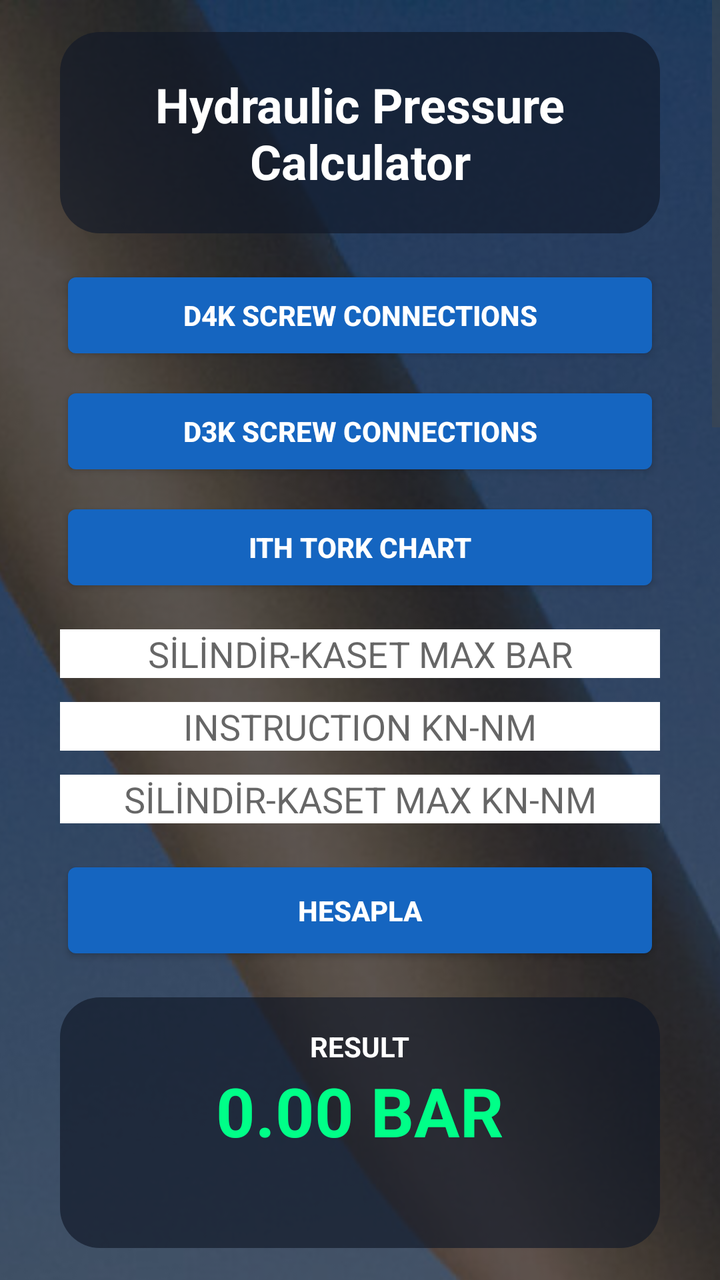
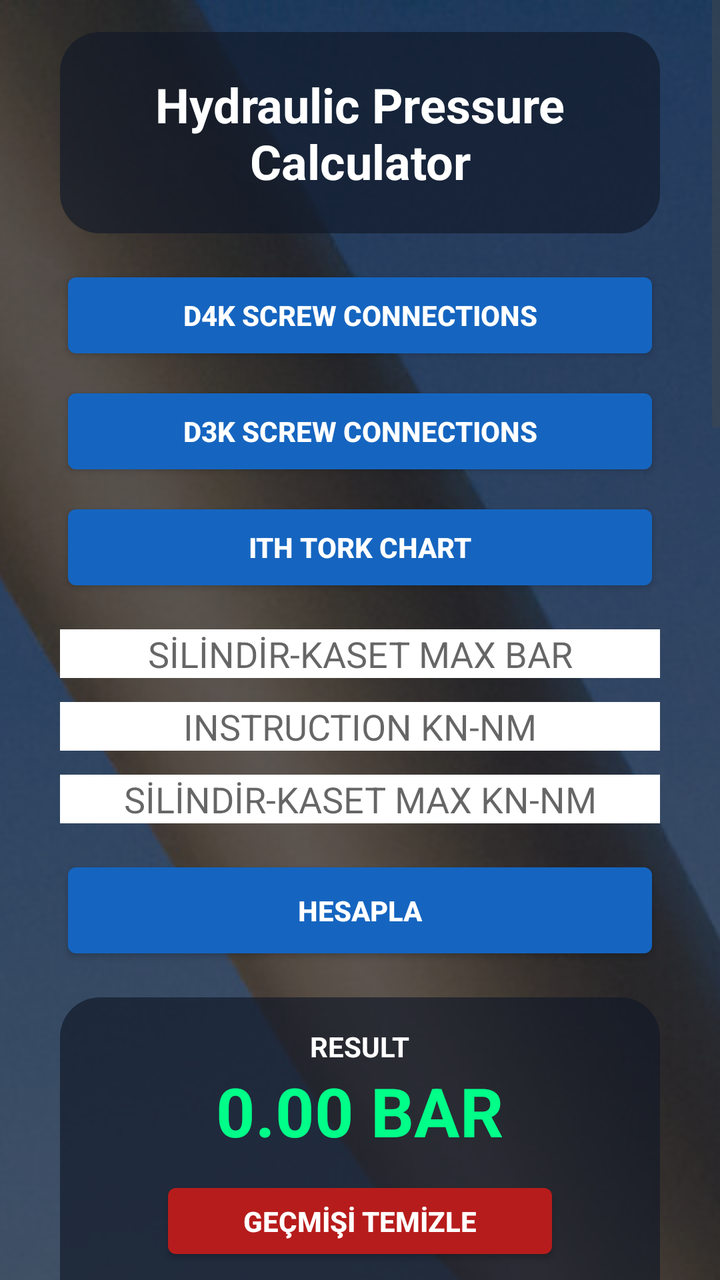

The first picture is an Android layout as it rendered before a commit; the second is the same layout after the commit. The layout source and the unified diff follow.
<!-- AndroidManifest.xml: application theme android:Theme.DeviceDefault.Light.NoActionBar -->
<!-- res/layout/activity_main.xml -->
<?xml version="1.0" encoding="utf-8"?>
<ScrollView
    xmlns:android="http://schemas.android.com/apk/res/android"
    android:layout_width="match_parent"
    android:layout_height="match_parent"
    android:fillViewport="true">

    <FrameLayout
        android:layout_width="match_parent"
        android:layout_height="wrap_content">

        <ImageView
            android:layout_width="match_parent"
            android:layout_height="match_parent"
            android:scaleType="centerCrop"
            android:src="@drawable/wind_turbine" />

        <LinearLayout
            android:layout_width="match_parent"
            android:layout_height="wrap_content"
            android:orientation="vertical"
            android:gravity="center"
            android:background="#88000000"
            android:padding="16dp">

            <LinearLayout
                android:layout_width="300dp"
                android:layout_height="wrap_content"
                android:orientation="vertical"
                android:gravity="center_horizontal"
                android:background="@drawable/header_card"
                android:padding="20dp"
                android:layout_marginBottom="16dp">

                <TextView
                    android:layout_width="match_parent"
                    android:layout_height="wrap_content"
                    android:text="Hydraulic Pressure Calculator"
                    android:textColor="#FFFFFF"
                    android:textSize="24sp"
                    android:textStyle="bold"
                    android:gravity="center"
                    android:textAlignment="center" />

            </LinearLayout>

            <LinearLayout
                android:layout_width="300dp"
                android:layout_height="wrap_content"
                android:orientation="vertical"
                android:layout_marginBottom="16dp">

                <Button
                    android:id="@+id/openD4K"
                    android:layout_width="match_parent"
                    android:layout_height="50dp"
                    android:text="D4K Screw Connections"
                    android:textStyle="bold"
                    android:textColor="#FFFFFF"
                    android:backgroundTint="#1565C0" />

                <Button
                    android:id="@+id/openD3K"
                    android:layout_width="match_parent"
                    android:layout_height="50dp"
                    android:layout_marginTop="8dp"
                    android:text="D3K Screw Connections"
                    android:textStyle="bold"
                    android:textColor="#FFFFFF"
                    android:backgroundTint="#1565C0" />

                <Button
                    android:id="@+id/openITH"
                    android:layout_width="match_parent"
                    android:layout_height="50dp"
                    android:layout_marginTop="8dp"
                    android:text="ITH Tork Chart"
                    android:textStyle="bold"
                    android:textColor="#FFFFFF"
                    android:backgroundTint="#1565C0" />

            </LinearLayout>

            <EditText
                android:id="@+id/maxBar"
                android:layout_width="300dp"
                android:layout_height="wrap_content"
                android:hint="SİLİNDİR-KASET MAX BAR"
                android:background="#FFFFFF"
                android:gravity="center"
                android:inputType="numberDecimal" />

            <EditText
                android:id="@+id/instruction"
                android:layout_width="300dp"
                android:layout_height="wrap_content"
                android:layout_marginTop="12dp"
                android:hint="INSTRUCTION KN-NM"
                android:background="#FFFFFF"
                android:gravity="center"
                android:inputType="numberDecimal" />

            <EditText
                android:id="@+id/maxKn"
                android:layout_width="300dp"
                android:layout_height="wrap_content"
                android:layout_marginTop="12dp"
                android:hint="SİLİNDİR-KASET MAX KN-NM"
                android:background="#FFFFFF"
                android:gravity="center"
                android:inputType="numberDecimal" />

            <Button
                android:id="@+id/calculate"
                android:layout_width="300dp"
                android:layout_height="55dp"
                android:layout_marginTop="16dp"
                android:text="HESAPLA"
                android:textStyle="bold"
                android:textColor="#FFFFFF"
                android:backgroundTint="#1565C0" />

            <LinearLayout
                android:layout_width="300dp"
                android:layout_height="wrap_content"
                android:orientation="vertical"
                android:gravity="center"
                android:padding="15dp"
                android:layout_marginTop="16dp"
                android:layout_marginBottom="16dp"
                android:background="@drawable/header_card">

                <TextView
                    android:layout_width="wrap_content"
                    android:layout_height="wrap_content"
                    android:text="RESULT"
                    android:textColor="#FFFFFF"
                    android:textStyle="bold" />

                <TextView
                    android:id="@+id/result"
                    android:layout_width="wrap_content"
                    android:layout_height="wrap_content"
                    android:text="0.00 BAR"
                    android:textColor="#00FF88"
                    android:textSize="34sp"
                    android:textStyle="bold" />

                <TextView
                    android:id="@+id/history"
                    android:layout_width="match_parent"
                    android:layout_height="wrap_content"
                    android:layout_marginTop="12dp"
                    android:text=""
                    android:textColor="#FFFFFF"
                    android:textSize="14sp"
                    android:gravity="center" />

            </LinearLayout>

        </LinearLayout>

    </FrameLayout>

</ScrollView>
<!-- resources referenced by this layout -->
<resources>
  <!-- drawable header_card (drawable) -->
  <?xml version="1.0" encoding="utf-8"?>
  <shape xmlns:android="http://schemas.android.com/apk/res/android">
  
      <solid android:color="#AA111827" />
  
      <corners
          android:radius="20dp" />
  
  </shape>
  <!-- drawable wind_turbine: jpg bitmap (drawable, 630288 bytes) -->
</resources>

<!-- the commit's change to res/layout/activity_main.xml (unified diff, before → after) -->
@@ -146,6 +146,16 @@
                     android:textSize="34sp"
                     android:textStyle="bold" />
 
+                <Button
+                    android:id="@+id/clearHistory"
+                    android:layout_width="200dp"
+                    android:layout_height="45dp"
+                    android:layout_marginTop="10dp"
+                    android:text="GEÇMİŞİ TEMİZLE"
+                    android:textStyle="bold"
+                    android:textColor="#FFFFFF"
+                    android:backgroundTint="#B71C1C" />
+
                 <TextView
                     android:id="@+id/history"
                     android:layout_width="match_parent"
